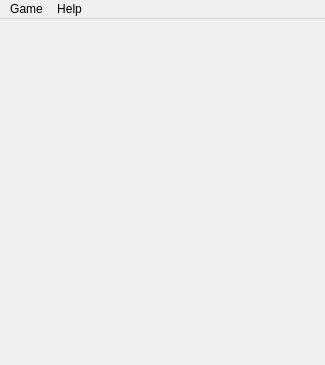
Above: mainwindow.ui from sashasochka/Minesweeper before the change. Below: the same form after it.
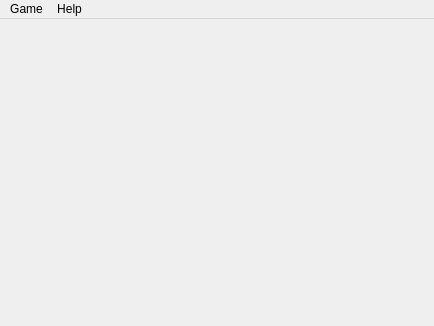
That is the form after the change.

Commit message: Window is fixed-sized now

Patch:
```diff
--- a/mainwindow.ui
+++ b/mainwindow.ui
@@ -9,8 +9,8 @@
    <rect>
     <x>0</x>
     <y>0</y>
-    <width>325</width>
-    <height>365</height>
+    <width>434</width>
+    <height>326</height>
    </rect>
   </property>
   <property name="windowTitle">
@@ -28,7 +28,7 @@
     <rect>
      <x>0</x>
      <y>0</y>
-     <width>325</width>
+     <width>434</width>
      <height>22</height>
     </rect>
    </property>
```
The commit also changes 5 other files.
